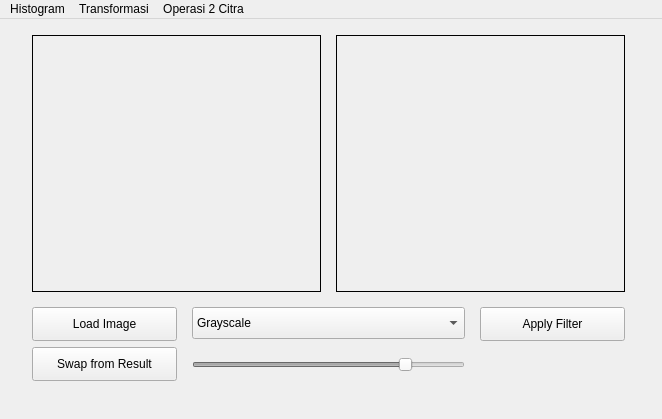
This is gui.ui in sglkc/pengolahan-citra-digital as Qt 5 draws it before an edit. The edited form follows.
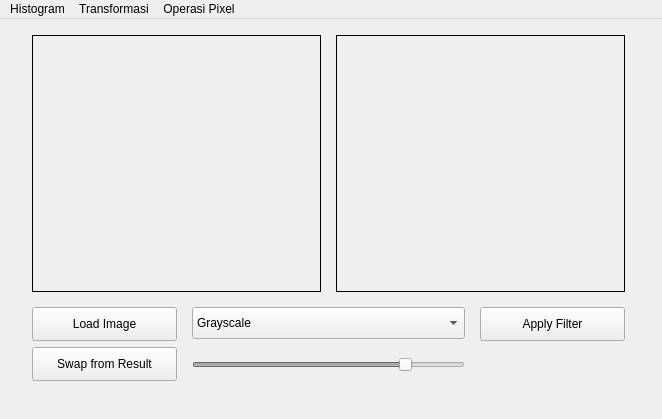
This is the edited form.

Commit message: tamat modul 2

The edit to the form file:
```diff
--- a/gui.ui
+++ b/gui.ui
@@ -205,9 +205,9 @@
     <addaction name="tfSkala"/>
     <addaction name="tfCrop"/>
    </widget>
-   <widget class="QMenu" name="o2cMenu">
+   <widget class="QMenu" name="opMenu">
     <property name="title">
-     <string>Operasi 2 Citra</string>
+     <string>Operasi Pixel</string>
     </property>
     <addaction name="o2cAdd"/>
     <addaction name="o2cSubtract"/>
@@ -217,7 +217,7 @@
    </widget>
    <addaction name="hgMenu"/>
    <addaction name="tfMenu"/>
-   <addaction name="o2cMenu"/>
+   <addaction name="opMenu"/>
   </widget>
   <action name="hgGrayscale">
    <property name="text">
```
Left out of the diff: 16 changed lines with no effect on the pictures. The commit also changes 1 other file.
